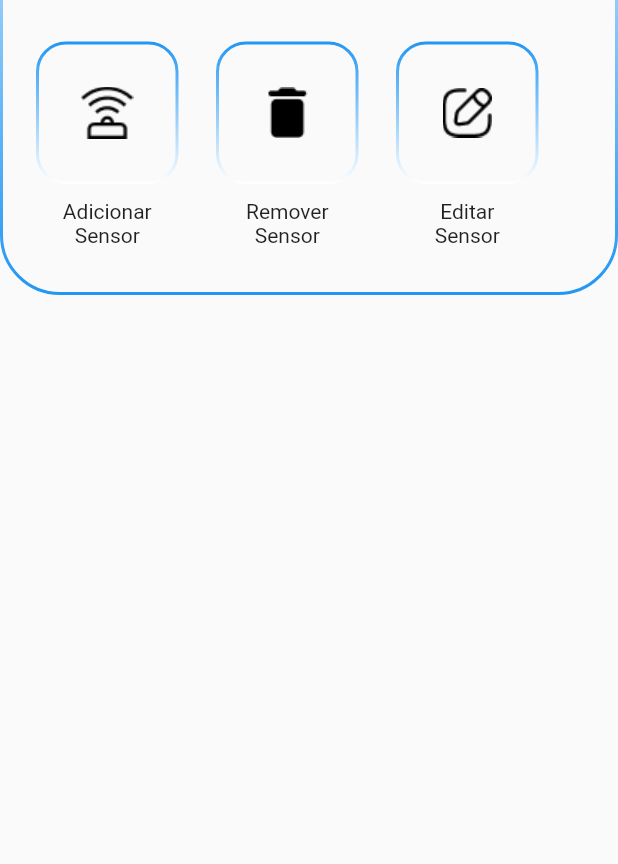
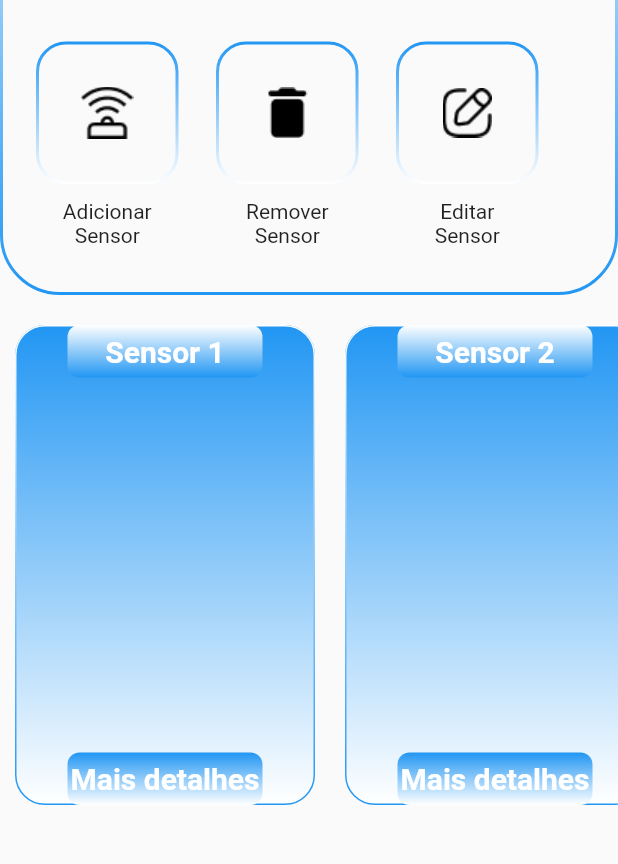
Before and after one commit to LeticiaCalixto/tcc-app, a Flutter app: the screen it shows after launch, on a phone screen of 412 x 824 dp, the part 290-1154 px from its top. Run offline on Flutter 3.47's test engine with Material 2 defaults, Android fonts, the light colour scheme and no system bars; our stand-ins replace gradient_borders.

Commit message:
style: sensorCard

```diff
--- a/lib/view/components/sensor_card.dart
+++ b/lib/view/components/sensor_card.dart
@@ -1,10 +1,91 @@
 import 'package:flutter/material.dart';
+import 'package:gradient_borders/box_borders/gradient_box_border.dart';
 
 class SensorCard extends StatelessWidget {
-  const SensorCard({super.key});
-
+  const SensorCard({
+    super.key,
+    required this.sensorName,
+  });
+  final String sensorName;
   @override
   Widget build(BuildContext context) {
-    return Placeholder();
+    return Stack(
+      alignment: Alignment.topCenter,
+      children: [
+        Container(
+          width: 200,
+          height: 325,
+          decoration: BoxDecoration(
+            borderRadius: BorderRadius.circular(20),
+            border: GradientBoxBorder(
+                gradient: LinearGradient(
+                    begin: Alignment.bottomCenter,
+                    end: Alignment.topCenter,
+                    colors: [
+                  Colors.blue,
+                  Colors.white,
+                ])),
+            gradient: const LinearGradient(
+                begin: Alignment.topCenter,
+                end: Alignment.bottomCenter,
+                colors: [
+                  Colors.blue,
+                  Colors.white,
+                ]),
+          ),
+        ),
+        Padding(
+          padding: const EdgeInsets.only(bottom: 50),
+          child: Container(
+            width: 130,
+            height: 35,
+            decoration: BoxDecoration(
+              borderRadius: BorderRadius.circular(8),
+              gradient: const LinearGradient(
+                  begin: Alignment.bottomCenter,
+                  end: Alignment.topCenter,
+                  colors: [
+                    Colors.blue,
+                    Colors.white,
+                  ]),
+            ),
+            child: Center(
+                child: Text(
+              sensorName,
+              style: const TextStyle(
+                  color: Colors.white,
+                  fontSize: 20,
+                  fontWeight: FontWeight.bold),
+            )),
+          ),
+        ),
+        Align(
+          alignment: Alignment.bottomCenter,
+          // padding: const EdgeInsets.only(bottom: 50),
+          child: Container(
+            width: 130,
+            height: 35,
+            decoration: BoxDecoration(
+              borderRadius: BorderRadius.circular(8),
+              gradient: const LinearGradient(
+                  begin: Alignment.topCenter,
+                  end: Alignment.bottomCenter,
+                  colors: [
+                    Colors.blue,
+                    Colors.white,
+                  ]),
+            ),
+            child: const Center(
+                child: Text(
+              'Mais detalhes',
+              style: TextStyle(
+                  color: Colors.white,
+                  fontSize: 20,
+                  fontWeight: FontWeight.bold),
+            )),
+          ),
+        )
+      ],
+    );
   }
 }
--- a/lib/view/pages/home/home_page.dart
+++ b/lib/view/pages/home/home_page.dart
@@ -1,6 +1,7 @@
 import 'package:flutter/material.dart';
 import 'package:gradient_borders/box_borders/gradient_box_border.dart';
 import 'package:tcc_app/view/components/outline_button.dart';
+import 'package:tcc_app/view/components/sensor_card.dart';
 
 class HomePage extends StatefulWidget {
   const HomePage({super.key});
@@ -55,7 +56,9 @@ class _HomePageState extends State<HomePage> {
                         ],
                       );
                     } else {
-                      return Container(
+                      return Column(
+                        children: [
+                          Container(
                             width: size.width,
                             height: 390,
                             decoration: const BoxDecoration(
@@ -88,8 +91,8 @@ class _HomePageState extends State<HomePage> {
                                   ),
                                   const SizedBox(height: 28),
                                   Padding(
-                                padding:
-                                    const EdgeInsets.symmetric(horizontal: 22),
+                                    padding: const EdgeInsets.symmetric(
+                                        horizontal: 22),
                                     child: Row(
                                       children: [
                                         CustomOutlinedButton(
@@ -97,8 +100,8 @@ class _HomePageState extends State<HomePage> {
                                             'Adicionar\nSensor',
                                             textAlign: TextAlign.center,
                                           ),
-                                      child:
-                                          Image.asset('assets/sensor_icon.png'),
+                                          child: Image.asset(
+                                              'assets/sensor_icon.png'),
                                         ),
                                         const SizedBox(width: 25),
                                         CustomOutlinedButton(
@@ -106,8 +109,8 @@ class _HomePageState extends State<HomePage> {
                                             'Remover\nSensor',
                                             textAlign: TextAlign.center,
                                           ),
-                                      child:
-                                          Image.asset('assets/trash_icon.png'),
+                                          child: Image.asset(
+                                              'assets/trash_icon.png'),
                                         ),
                                         const SizedBox(width: 25),
                                         CustomOutlinedButton(
@@ -115,8 +118,8 @@ class _HomePageState extends State<HomePage> {
                                             'Editar\nSensor',
                                             textAlign: TextAlign.center,
                                           ),
-                                      child:
-                                          Image.asset('assets/edit_icon.png'),
+                                          child: Image.asset(
+                                              'assets/edit_icon.png'),
                                         ),
                                       ],
                                     ),
@@ -125,6 +128,19 @@ class _HomePageState extends State<HomePage> {
                                 ],
                               ),
                             ),
+                          ),
+                          const SizedBox(height: 20),
+                          SensorCardList(
+                            sensors: [
+                              SensorCard(
+                                sensorName: 'Sensor 1',
+                              ),
+                              SensorCard(
+                                sensorName: 'Sensor 2',
+                              ),
+                            ],
+                          )
+                        ],
                       );
                     }
                   });
@@ -133,3 +149,28 @@ class _HomePageState extends State<HomePage> {
     );
   }
 }
+
+class SensorCardList extends StatelessWidget {
+  const SensorCardList({
+    super.key,
+    required this.sensors,
+  });
+
+  final List<SensorCard> sensors;
+  @override
+  Widget build(BuildContext context) {
+    return SizedBox(
+      height: 320,
+      child: ListView.separated(
+        physics: const BouncingScrollPhysics(),
+        scrollDirection: Axis.horizontal,
+        itemCount: sensors.length,
+        padding: const EdgeInsets.only(left: 10),
+        separatorBuilder: (context, index) => const SizedBox(width: 20),
+        itemBuilder: (_, index) {
+          return sensors[index];
+        },
+      ),
+    );
+  }
+}
```
Lines whose indentation alone changed are shown as unchanged.
